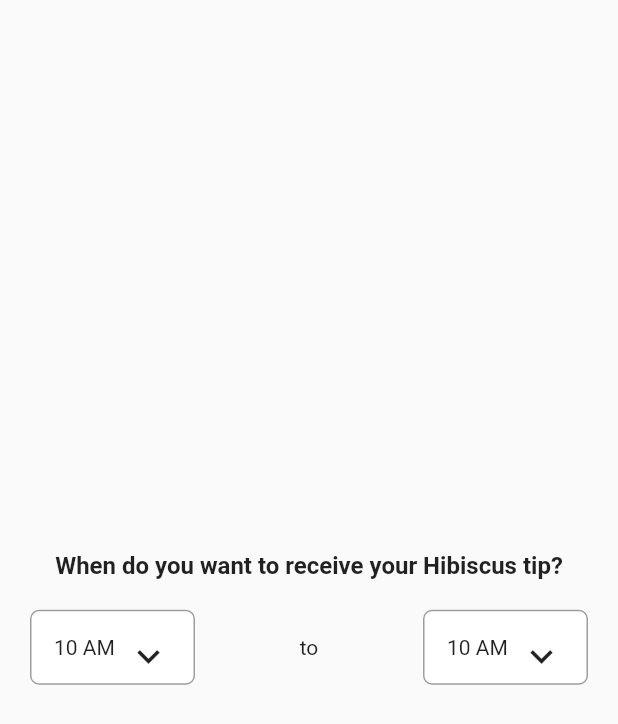
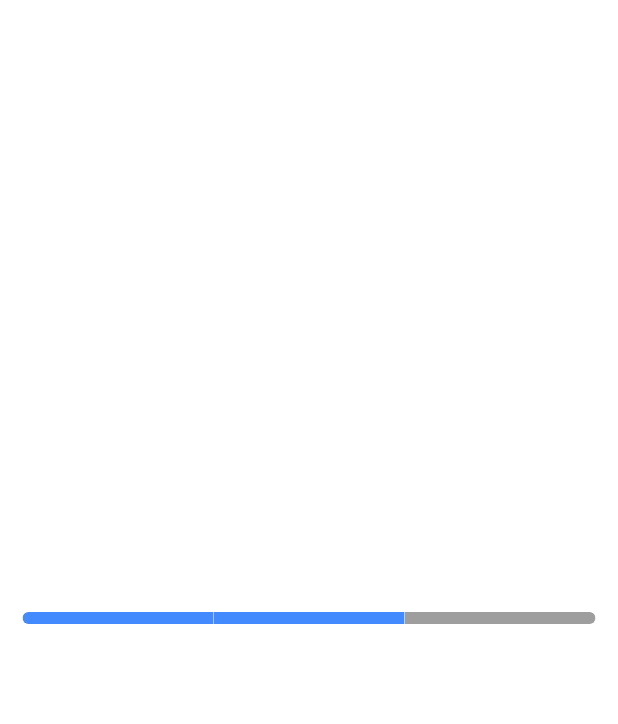
Before and after one commit to sujay-lite/ui_learning, a Flutter app: the screen it shows after launch, on a phone screen of 412 x 824 dp. Shown: the top 724 px of the screen. Run offline on Flutter 3.47's test engine with Material 2 defaults, Android fonts, the phone set to English and light mode, and no system bars; drawn by our look-alikes of step_progress_indicator; our stand-ins replace otp_text_field.

Commit message:
stepper for onboarding

```diff
--- a/lib/main.dart
+++ b/lib/main.dart
@@ -1,5 +1,5 @@
 import 'package:flutter/material.dart';
-import 'package:ui_learning/view/time-range.dart';
+import 'package:ui_learning/view/stepper.dart';
 
 void main() {
   runApp(const MyApp());
@@ -17,7 +17,7 @@
         colorScheme: ColorScheme.fromSeed(seedColor: Colors.black54),
         // useMaterial3: true,
       ),
-      home: const TimeRange(),
+      home: const StepperStep(),
     );
   }
 }
--- /dev/null
+++ b/lib/view/stepper.dart
@@ -0,0 +1,39 @@
+import 'package:flutter/material.dart';
+import 'package:step_progress_indicator/step_progress_indicator.dart';
+
+class StepperStep extends StatefulWidget {
+  const StepperStep({super.key});
+
+  @override
+  State<StepperStep> createState() => _StepperStepState();
+}
+
+class _StepperStepState extends State<StepperStep> {
+  @override
+  Widget build(BuildContext context) {
+    return const Center(
+      child: Padding(
+        padding: EdgeInsets.all(15.0),
+        child: StepProgressIndicator(
+          totalSteps: 3,
+          currentStep: 2,
+          size: 8,
+          padding: 0,
+          selectedColor: Colors.blueAccent,
+          unselectedColor: Colors.grey,
+          roundedEdges: Radius.circular(10),
+          // selectedGradientColor: LinearGradient(
+          //   begin: Alignment.topLeft,
+          //   end: Alignment.bottomRight,
+          //   colors: [Colors.yellowAccent, Colors.deepOrange],
+          // ),
+          // unselectedGradientColor: LinearGradient(
+          //   begin: Alignment.topLeft,
+          //   end: Alignment.bottomRight,
+          //   colors: [Colors.black, Colors.blue],
+          // ),
+        ),
+      ),
+    );
+  }
+}
--- a/pubspec.yaml
+++ b/pubspec.yaml
@@ -13,6 +13,7 @@
 
   cupertino_icons: ^1.0.2
   otp_text_field: ^1.1.3
+  step_progress_indicator: ^1.0.2
 
 dev_dependencies:
   flutter_test:
```
Also changed, not shown: pubspec.lock.
